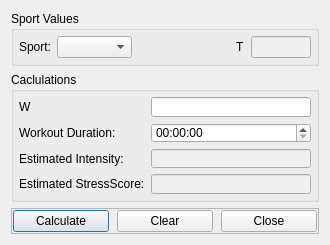
Qt form dialog_stresscalc.ui (Tria-Andy/WorkoutEditor) before a commit.
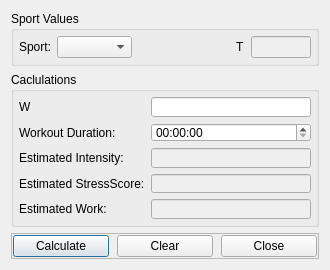
The same form after that commit.

```diff
--- a/dialog_stresscalc.ui
+++ b/dialog_stresscalc.ui
@@ -7,19 +7,19 @@
     <x>0</x>
     <y>0</y>
     <width>330</width>
-    <height>245</height>
+    <height>270</height>
    </rect>
   </property>
   <property name="minimumSize">
    <size>
     <width>330</width>
-    <height>245</height>
+    <height>270</height>
    </size>
   </property>
   <property name="maximumSize">
    <size>
     <width>330</width>
-    <height>245</height>
+    <height>270</height>
    </size>
   </property>
   <property name="font">
@@ -196,6 +196,20 @@
         </property>
        </widget>
       </item>
+      <item row="4" column="0">
+       <widget class="QLabel" name="label_2">
+        <property name="text">
+         <string>Estimated Work:</string>
+        </property>
+       </widget>
+      </item>
+      <item row="4" column="1">
+       <widget class="QLineEdit" name="lineEdit_work">
+        <property name="enabled">
+         <bool>false</bool>
+        </property>
+       </widget>
+      </item>
      </layout>
     </widget>
    </item>
```
